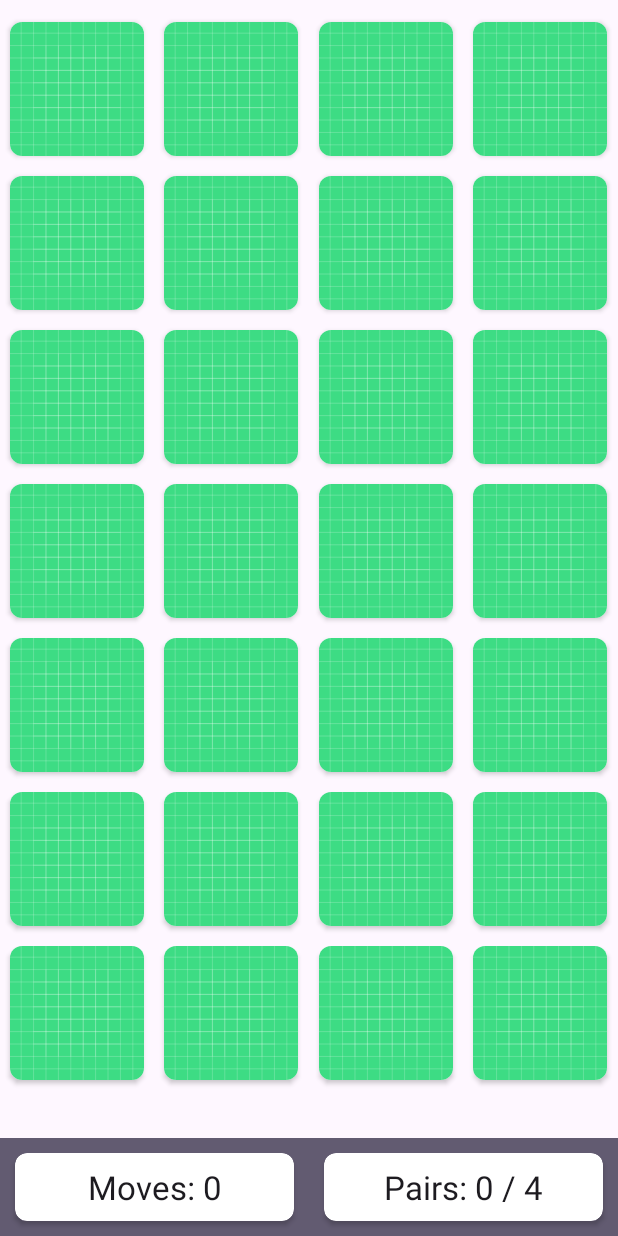
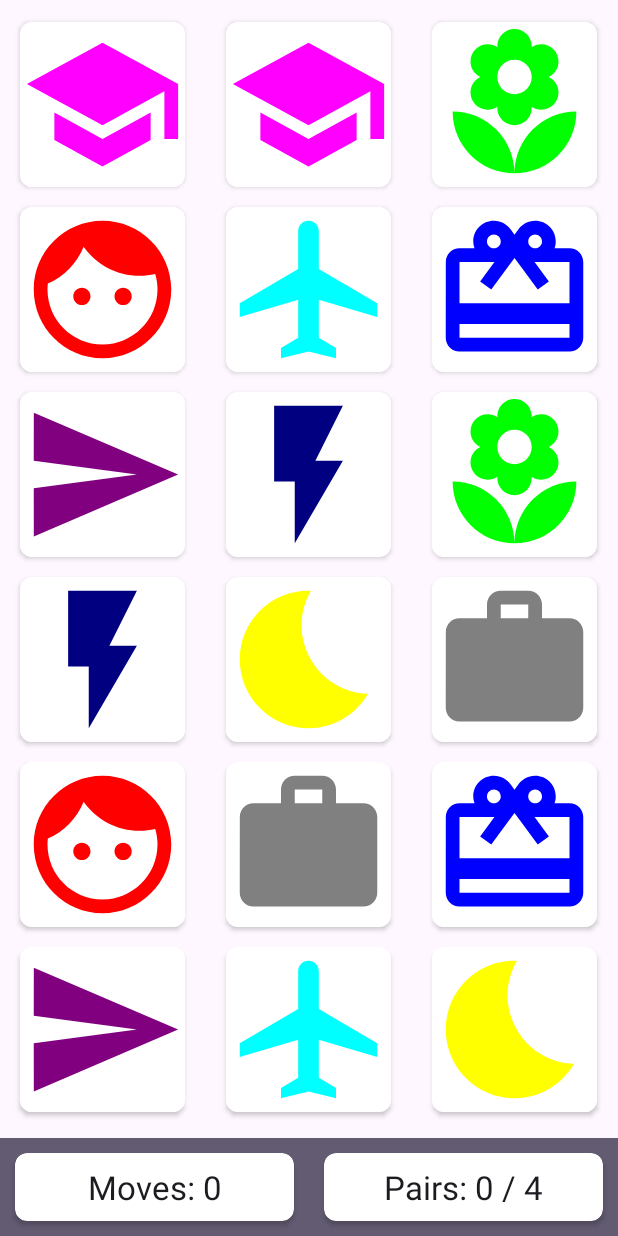
Before and after one commit to ivan-tiutin/android-my-memory-app, an Android app: the screen it shows after launch (MainActivity), on a phone screen of 412 x 824 dp. Run offline under Robolectric (Android 15) with nearby library versions, the phone set to English and light mode, and no system bars.

Commit message:
Added images and implemented work with them

```diff
--- a/app/src/main/java/com/example/mymemory/MainActivity.kt
+++ b/app/src/main/java/com/example/mymemory/MainActivity.kt
@@ -6,6 +6,7 @@ import android.widget.TextView
 import androidx.recyclerview.widget.GridLayoutManager
 import androidx.recyclerview.widget.RecyclerView
 import com.example.mymemory.models.BoardSize
+import com.example.mymemory.utils.DEFAULT_ICONS
 
 class MainActivity : AppCompatActivity() {
 
@@ -13,7 +14,7 @@ class MainActivity : AppCompatActivity() {
     private lateinit var tvNumberMoves: TextView
     private lateinit var tvNumberPairs: TextView
 
-    private var boardSize: BoardSize = BoardSize.HARD
+    private var boardSize: BoardSize = BoardSize.MEDIUM
 
     override fun onCreate(savedInstanceState: Bundle?) {
         super.onCreate(savedInstanceState)
@@ -23,7 +24,10 @@ class MainActivity : AppCompatActivity() {
         tvNumberMoves = findViewById(R.id.tvNumberMoves)
         tvNumberPairs = findViewById(R.id.tvNumberPairs)
 
-        rvBoard.adapter = MemoryBoardAdapter(this, boardSize)
+        val chosenImages = DEFAULT_ICONS.shuffled().take(boardSize.getNumPairs())
+        val randomizedImages = (chosenImages + chosenImages).shuffled()
+
+        rvBoard.adapter = MemoryBoardAdapter(this, boardSize, randomizedImages)
         rvBoard.setHasFixedSize(true)
         rvBoard.layoutManager = GridLayoutManager(this, boardSize.getWidth())
     }
--- a/app/src/main/java/com/example/mymemory/MemoryBoardAdapter.kt
+++ b/app/src/main/java/com/example/mymemory/MemoryBoardAdapter.kt
@@ -12,7 +12,7 @@ import com.example.mymemory.models.BoardSize
 import kotlin.math.min
 
 
-class MemoryBoardAdapter(private val context: Context, private val boardSize: BoardSize) : RecyclerView.Adapter<MemoryBoardAdapter.ViewHolder>() {
+class MemoryBoardAdapter(private val context: Context, private val boardSize: BoardSize, private val cardImages: List<Int>) : RecyclerView.Adapter<MemoryBoardAdapter.ViewHolder>() {
 
     companion object {
         private const val MARGIN_SIZE = 10
@@ -43,6 +43,7 @@ class MemoryBoardAdapter(private val context: Context, private val boardSize: Bo
         private val imageButton = itemView.findViewById<ImageButton>(R.id.imageButton)
 
         fun bind(position: Int) {
+            imageButton.setImageResource(cardImages[position])
             imageButton.setOnClickListener {
                 Log.i(TAG, "Click on position $position")
             }
--- a/app/src/main/java/com/example/mymemory/models/BoardSize.kt
+++ b/app/src/main/java/com/example/mymemory/models/BoardSize.kt
@@ -3,7 +3,7 @@ package com.example.mymemory.models
 enum class BoardSize (val numCards: Int) {
     EASY(8),
     MEDIUM(18),
-    HARD(28);
+    HARD(24);
 
     fun getWidth(): Int {
         return when (this) {
--- /dev/null
+++ b/app/src/main/java/com/example/mymemory/utils/Constants.kt
@@ -0,0 +1,18 @@
+package com.example.mymemory.utils
+
+import com.example.mymemory.R
+
+val DEFAULT_ICONS = listOf(
+    R.drawable.ic_face,
+    R.drawable.ic_flash,
+    R.drawable.ic_flower,
+    R.drawable.ic_gift,
+    R.drawable.ic_headphones,
+    R.drawable.ic_home,
+    R.drawable.ic_moon,
+    R.drawable.ic_plane,
+    R.drawable.ic_school,
+    R.drawable.ic_send,
+    R.drawable.ic_star,
+    R.drawable.ic_work
+)
--- /dev/null
+++ b/app/src/main/res/drawable/ic_face.xml
@@ -0,0 +1,5 @@
+<vector android:height="24dp" android:tint="#FF0000"
+    android:viewportHeight="24" android:viewportWidth="24"
+    android:width="24dp" xmlns:android="http://schemas.android.com/apk/res/android">
+    <path android:fillColor="@android:color/white" android:pathData="M9,11.75c-0.69,0 -1.25,0.56 -1.25,1.25s0.56,1.25 1.25,1.25 1.25,-0.56 1.25,-1.25 -0.56,-1.25 -1.25,-1.25zM15,11.75c-0.69,0 -1.25,0.56 -1.25,1.25s0.56,1.25 1.25,1.25 1.25,-0.56 1.25,-1.25 -0.56,-1.25 -1.25,-1.25zM12,2C6.48,2 2,6.48 2,12s4.48,10 10,10 10,-4.48 10,-10S17.52,2 12,2zM12,20c-4.41,0 -8,-3.59 -8,-8 0,-0.29 0.02,-0.58 0.05,-0.86 2.36,-1.05 4.23,-2.98 5.21,-5.37C11.07,8.33 14.05,10 17.42,10c0.78,0 1.53,-0.09 2.25,-0.26 0.21,0.71 0.33,1.47 0.33,2.26 0,4.41 -3.59,8 -8,8z"/>
+</vector>
--- /dev/null
+++ b/app/src/main/res/drawable/ic_flash.xml
@@ -0,0 +1,5 @@
+<vector android:height="24dp" android:tint="#000080"
+    android:viewportHeight="24" android:viewportWidth="24"
+    android:width="24dp" xmlns:android="http://schemas.android.com/apk/res/android">
+    <path android:fillColor="@android:color/white" android:pathData="M7,2v11h3v9l7,-12h-4l4,-8z"/>
+</vector>
--- /dev/null
+++ b/app/src/main/res/drawable/ic_flower.xml
@@ -0,0 +1,5 @@
+<vector android:height="24dp" android:tint="#00FF00"
+    android:viewportHeight="24" android:viewportWidth="24"
+    android:width="24dp" xmlns:android="http://schemas.android.com/apk/res/android">
+    <path android:fillColor="@android:color/white" android:pathData="M12,22c4.97,0 9,-4.03 9,-9 -4.97,0 -9,4.03 -9,9zM5.6,10.25c0,1.38 1.12,2.5 2.5,2.5 0.53,0 1.01,-0.16 1.42,-0.44l-0.02,0.19c0,1.38 1.12,2.5 2.5,2.5s2.5,-1.12 2.5,-2.5l-0.02,-0.19c0.4,0.28 0.89,0.44 1.42,0.44 1.38,0 2.5,-1.12 2.5,-2.5 0,-1 -0.59,-1.85 -1.43,-2.25 0.84,-0.4 1.43,-1.25 1.43,-2.25 0,-1.38 -1.12,-2.5 -2.5,-2.5 -0.53,0 -1.01,0.16 -1.42,0.44l0.02,-0.19C14.5,2.12 13.38,1 12,1S9.5,2.12 9.5,3.5l0.02,0.19c-0.4,-0.28 -0.89,-0.44 -1.42,-0.44 -1.38,0 -2.5,1.12 -2.5,2.5 0,1 0.59,1.85 1.43,2.25 -0.84,0.4 -1.43,1.25 -1.43,2.25zM12,5.5c1.38,0 2.5,1.12 2.5,2.5s-1.12,2.5 -2.5,2.5S9.5,9.38 9.5,8s1.12,-2.5 2.5,-2.5zM3,13c0,4.97 4.03,9 9,9 0,-4.97 -4.03,-9 -9,-9z"/>
+</vector>
--- /dev/null
+++ b/app/src/main/res/drawable/ic_gift.xml
@@ -0,0 +1,5 @@
+<vector android:height="24dp" android:tint="#0000FF"
+    android:viewportHeight="24" android:viewportWidth="24"
+    android:width="24dp" xmlns:android="http://schemas.android.com/apk/res/android">
+    <path android:fillColor="@android:color/white" android:pathData="M20,6h-2.18c0.11,-0.31 0.18,-0.65 0.18,-1 0,-1.66 -1.34,-3 -3,-3 -1.05,0 -1.96,0.54 -2.5,1.35l-0.5,0.67 -0.5,-0.68C10.96,2.54 10.05,2 9,2 7.34,2 6,3.34 6,5c0,0.35 0.07,0.69 0.18,1L4,6c-1.11,0 -1.99,0.89 -1.99,2L2,19c0,1.11 0.89,2 2,2h16c1.11,0 2,-0.89 2,-2L22,8c0,-1.11 -0.89,-2 -2,-2zM15,4c0.55,0 1,0.45 1,1s-0.45,1 -1,1 -1,-0.45 -1,-1 0.45,-1 1,-1zM9,4c0.55,0 1,0.45 1,1s-0.45,1 -1,1 -1,-0.45 -1,-1 0.45,-1 1,-1zM20,19L4,19v-2h16v2zM20,14L4,14L4,8h5.08L7,10.83 8.62,12 11,8.76l1,-1.36 1,1.36L15.38,12 17,10.83 14.92,8L20,8v6z"/>
+</vector>
--- /dev/null
+++ b/app/src/main/res/drawable/ic_headphones.xml
@@ -0,0 +1,5 @@
+<vector android:height="24dp" android:tint="#800000"
+    android:viewportHeight="24" android:viewportWidth="24"
+    android:width="24dp" xmlns:android="http://schemas.android.com/apk/res/android">
+    <path android:fillColor="@android:color/white" android:pathData="M12,3c-4.97,0 -9,4.03 -9,9v7c0,1.1 0.9,2 2,2h4v-8H5v-1c0,-3.87 3.13,-7 7,-7s7,3.13 7,7v1h-4v8h4c1.1,0 2,-0.9 2,-2v-7C21,7.03 16.97,3 12,3z"/>
+</vector>
--- /dev/null
+++ b/app/src/main/res/drawable/ic_home.xml
@@ -0,0 +1,5 @@
+<vector android:height="24dp" android:tint="#008000"
+    android:viewportHeight="24" android:viewportWidth="24"
+    android:width="24dp" xmlns:android="http://schemas.android.com/apk/res/android">
+    <path android:fillColor="@android:color/white" android:pathData="M10,20v-6h4v6h5v-8h3L12,3 2,12h3v8z"/>
+</vector>
--- /dev/null
+++ b/app/src/main/res/drawable/ic_moon.xml
@@ -0,0 +1,5 @@
+<vector android:height="24dp" android:tint="#FFFF00"
+    android:viewportHeight="24" android:viewportWidth="24"
+    android:width="24dp" xmlns:android="http://schemas.android.com/apk/res/android">
+    <path android:fillColor="@android:color/white" android:pathData="M12.34,2.02C6.59,1.82 2,6.42 2,12c0,5.52 4.48,10 10,10c3.71,0 6.93,-2.02 8.66,-5.02C13.15,16.73 8.57,8.55 12.34,2.02z"/>
+</vector>
--- /dev/null
+++ b/app/src/main/res/drawable/ic_plane.xml
@@ -0,0 +1,5 @@
+<vector android:height="24dp" android:tint="#00FFFF"
+    android:viewportHeight="24" android:viewportWidth="24"
+    android:width="24dp" xmlns:android="http://schemas.android.com/apk/res/android">
+    <path android:fillColor="@android:color/white" android:pathData="M22,16v-2l-8.5,-5V3.5C13.5,2.67 12.83,2 12,2s-1.5,0.67 -1.5,1.5V9L2,14v2l8.5,-2.5V19L8,20.5L8,22l4,-1l4,1l0,-1.5L13.5,19v-5.5L22,16z"/>
+</vector>
--- /dev/null
+++ b/app/src/main/res/drawable/ic_school.xml
@@ -0,0 +1,5 @@
+<vector android:height="24dp" android:tint="#FF00FF"
+    android:viewportHeight="24" android:viewportWidth="24"
+    android:width="24dp" xmlns:android="http://schemas.android.com/apk/res/android">
+    <path android:fillColor="@android:color/white" android:pathData="M5,13.18v4L12,21l7,-3.82v-4L12,17l-7,-3.82zM12,3L1,9l11,6 9,-4.91V17h2V9L12,3z"/>
+</vector>
--- /dev/null
+++ b/app/src/main/res/drawable/ic_send.xml
@@ -0,0 +1,5 @@
+<vector android:autoMirrored="true" android:height="24dp"
+    android:tint="#800080" android:viewportHeight="24"
+    android:viewportWidth="24" android:width="24dp" xmlns:android="http://schemas.android.com/apk/res/android">
+    <path android:fillColor="@android:color/white" android:pathData="M2.01,21L23,12 2.01,3 2,10l15,2 -15,2z"/>
+</vector>
--- /dev/null
+++ b/app/src/main/res/drawable/ic_star.xml
@@ -0,0 +1,5 @@
+<vector android:height="24dp" android:tint="#FF8000"
+    android:viewportHeight="24" android:viewportWidth="24"
+    android:width="24dp" xmlns:android="http://schemas.android.com/apk/res/android">
+    <path android:fillColor="@android:color/white" android:pathData="M12,17.27L18.18,21l-1.64,-7.03L22,9.24l-7.19,-0.61L12,2 9.19,8.63 2,9.24l5.46,4.73L5.82,21z"/>
+</vector>
--- /dev/null
+++ b/app/src/main/res/drawable/ic_work.xml
@@ -0,0 +1,5 @@
+<vector android:height="24dp" android:tint="#808080"
+    android:viewportHeight="24" android:viewportWidth="24"
+    android:width="24dp" xmlns:android="http://schemas.android.com/apk/res/android">
+    <path android:fillColor="@android:color/white" android:pathData="M20,6h-4L16,4c0,-1.11 -0.89,-2 -2,-2h-4c-1.11,0 -2,0.89 -2,2v2L4,6c-1.11,0 -1.99,0.89 -1.99,2L2,19c0,1.11 0.89,2 2,2h16c1.11,0 2,-0.89 2,-2L22,8c0,-1.11 -0.89,-2 -2,-2zM14,6h-4L10,4h4v2z"/>
+</vector>
```
